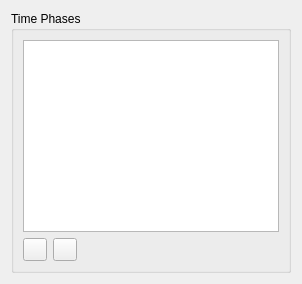
Qt form tse_analytics/views/settings/time_phases_settings_widget.ui (TSE-Systems/tse-analytics) before a commit.
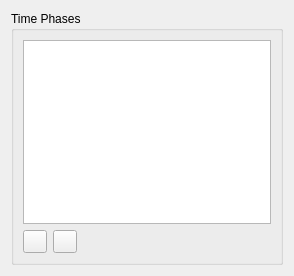
The same form after that commit. Icons and pictures are not drawn.

Commit message: Disable prophet time series analysis.

```diff
--- a/tse_analytics/views/settings/time_phases_settings_widget.ui
+++ b/tse_analytics/views/settings/time_phases_settings_widget.ui
@@ -2,6 +2,14 @@
 <ui version="4.0">
  <class>TimePhasesSettingsWidget</class>
  <widget class="QWidget" name="TimePhasesSettingsWidget">
+  <property name="geometry">
+   <rect>
+    <x>0</x>
+    <y>0</y>
+    <width>294</width>
+    <height>276</height>
+   </rect>
+  </property>
   <property name="windowTitle">
    <string>Form</string>
   </property>
```
Left out of the diff: 3 changed lines with no effect on the pictures. The commit also changes 21 other files.
